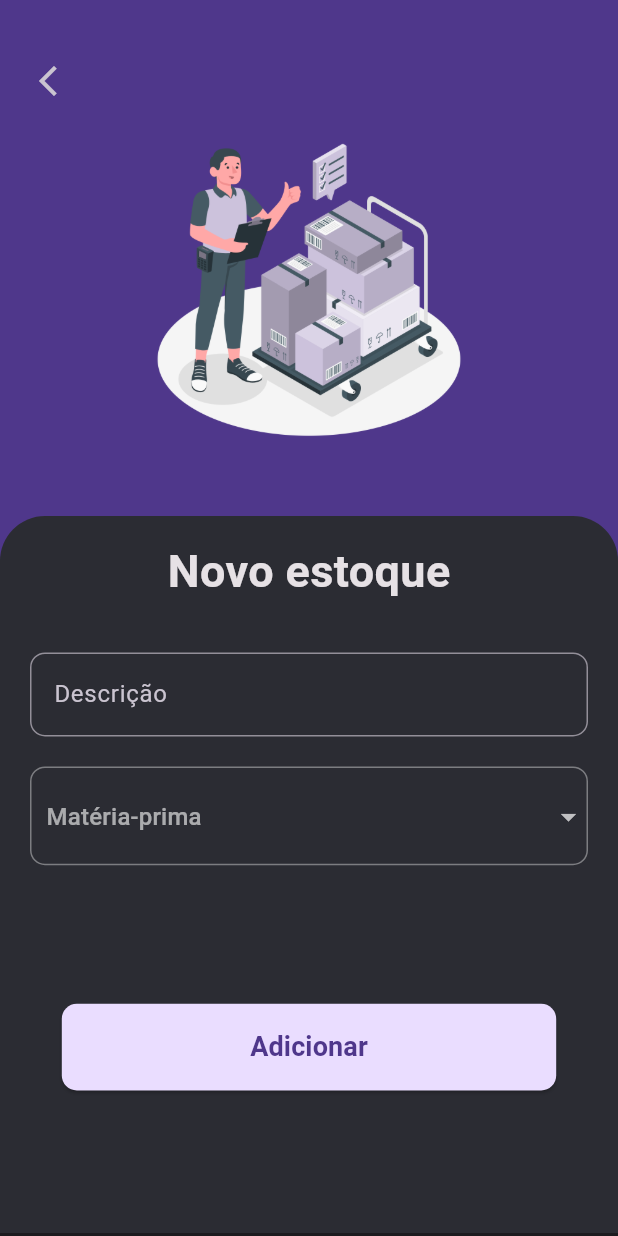
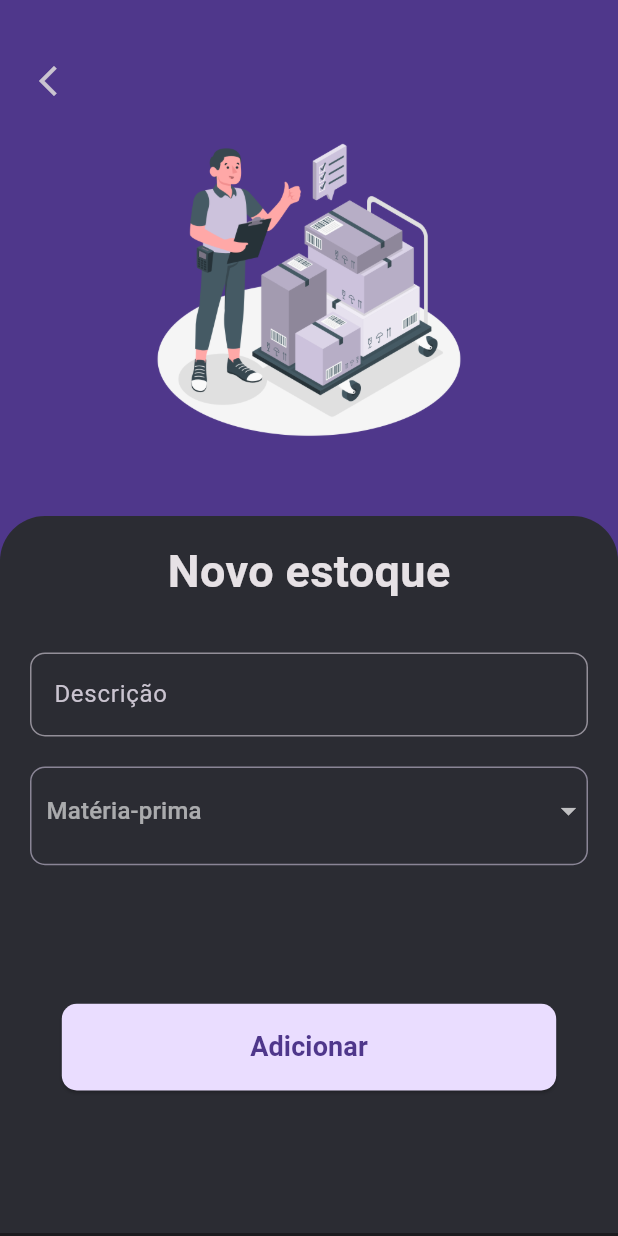
Before and after one commit to gC4d/mob-stock-app, a Flutter app: the AddStockPage screen opened by its route, on a phone screen of 412 x 824 dp. Run offline on Flutter 3.47's test engine with Material 2 defaults, Android fonts, the phone set to English and light mode, and no system bars; our stand-ins replace bloc, connectivity_plus, dio, drift, equatable, flutter_bloc and 3 more; missing offline and left inert: match, path_provider_android, path_provider_ios, uno; accounts and stored records are empty; generated files the repository leaves out were written again; statements that could not run were skipped.

Commit message:
refactoring dropdown to use the light mode

```diff
--- a/lib/src/feature/stock/page/add_stock_page.dart
+++ b/lib/src/feature/stock/page/add_stock_page.dart
@@ -122,11 +122,11 @@ class _AddStockPageState extends BaseState<AddStockPage, StockController> {
                               child: Container(
                                 width: context.screenWidth,
                                 height: context.percentHeight(.08),
-                                padding: const EdgeInsets.only(top: 9),
+                                padding: const EdgeInsets.only(top: 5, bottom: 5),
                                 decoration: BoxDecoration(
                                   borderRadius: BorderRadius.circular(10),
                                   border: Border.all(
-                                      width: 1, color: Colors.white38),
+                                      width: 1, color: Theme.of(context).colorScheme.onSecondaryContainer.withOpacity(0.5)),
                                 ),
                                 child: const CategoriesStockDropdown(),
                               ),
```
